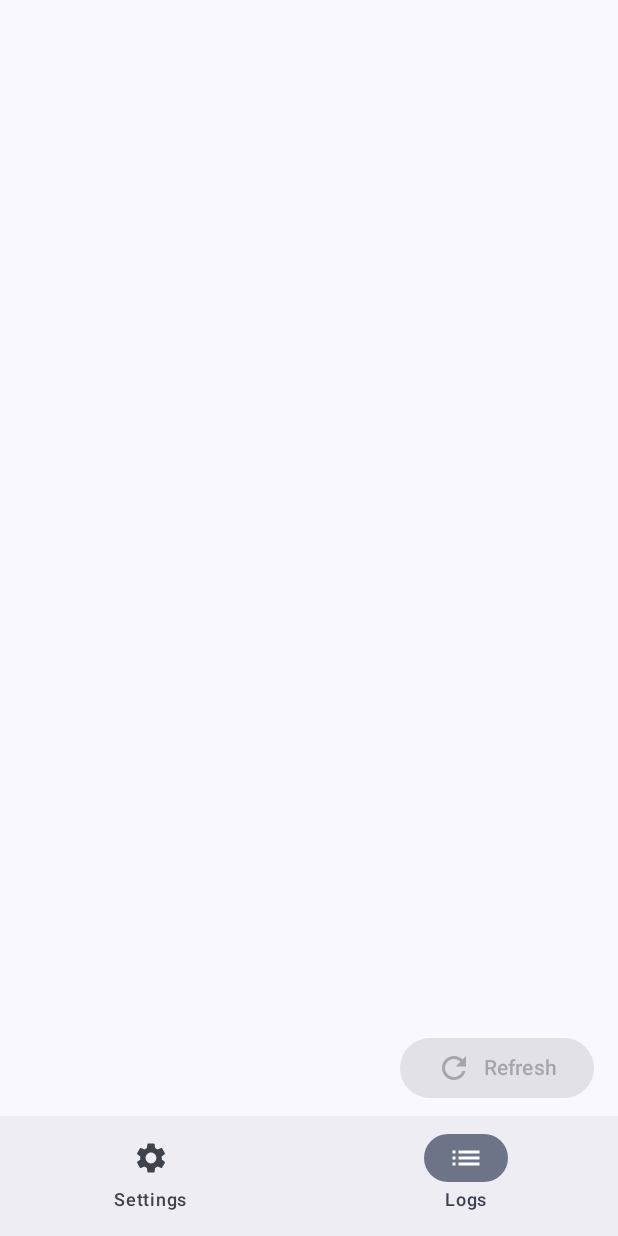
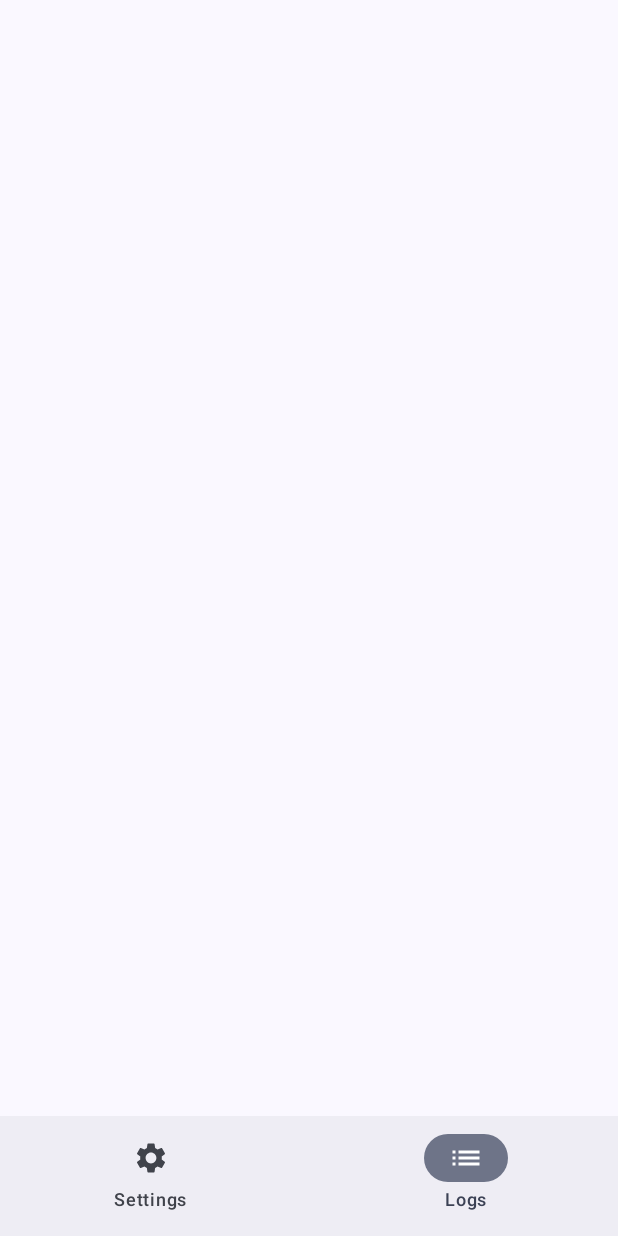
Before and after one commit to izivkov/TimeServerConfigurator, an Android app built with Jetpack Compose: the screen it shows after launch (MainActivity), item 2 of the bottom bar chosen, on a phone screen of 412 x 824 dp. Run offline under Robolectric (Android 15) with nearby library versions, the light colour scheme and no system bars; our stand-ins replace Timber.

```diff
--- a/app/src/main/java/org/avmedia/timeserverconfigurator/Advertiser.kt
+++ b/app/src/main/java/org/avmedia/timeserverconfigurator/Advertiser.kt
@@ -104,8 +104,8 @@ class Advertiser(private val context: Context, private val tag: String = "TimeSe
                 println("Central connected: ${device.address}")
             } else if (newState == BluetoothProfile.STATE_DISCONNECTED) {
                 println("Central disconnected: ${device.address}")
+                stopAdvertising()
                 // Reset data transfer state on disconnect
-                stopAdvertising()
                 resetDataReceptionState()
             }
         }
@@ -166,7 +166,7 @@ class Advertiser(private val context: Context, private val tag: String = "TimeSe
                     try {
                         onDataReceived(completeData)
                     } finally {
-                        stopGattServer()
+                        println("All data processed.")
                     }
 
                     // Reset for the next potential message, regardless of success
--- a/app/src/main/java/org/avmedia/timeserverconfigurator/LogsScreen.kt
+++ b/app/src/main/java/org/avmedia/timeserverconfigurator/LogsScreen.kt
@@ -59,22 +59,22 @@ fun LogsScreen(
                     LogRow(entry)
                 }
             }
-            Row(
-                modifier = Modifier
-                    .fillMaxWidth()
-                    .padding(horizontal = 16.dp, vertical = 8.dp),
-                horizontalArrangement = Arrangement.End,
-                verticalAlignment = Alignment.CenterVertically
-            ) {
-                Button(
-                    onClick = { logsViewModel.refreshLogs() },
-                    enabled = !connected, // disabled when connected
-                ) {
-                    Icon(imageVector = Icons.Default.Refresh, contentDescription = "Refresh")
-                    Spacer(modifier = Modifier.width(8.dp))
-                    Text("Refresh")
-                }
-            }
+//            Row(
+//                modifier = Modifier
+//                    .fillMaxWidth()
+//                    .padding(horizontal = 16.dp, vertical = 8.dp),
+//                horizontalArrangement = Arrangement.End,
+//                verticalAlignment = Alignment.CenterVertically
+//            ) {
+//                Button(
+//                    onClick = { logsViewModel.refreshLogs() },
+//                    enabled = !connected, // disabled when connected
+//                ) {
+//                    Icon(imageVector = Icons.Default.Refresh, contentDescription = "Refresh")
+//                    Spacer(modifier = Modifier.width(8.dp))
+//                    Text("Refresh")
+//                }
+//            }
         }
 
         if (logs.isEmpty() && connected) {
--- a/app/src/main/java/org/avmedia/timeserverconfigurator/LogsViewModel.kt
+++ b/app/src/main/java/org/avmedia/timeserverconfigurator/LogsViewModel.kt
@@ -71,9 +71,7 @@ class LogsViewModel(
 
     fun refreshLogs() {
         viewModelScope.launch {
-            connect() {
-                // onDisconnected
-            }
+            // connect()
         }
     }
 
```
